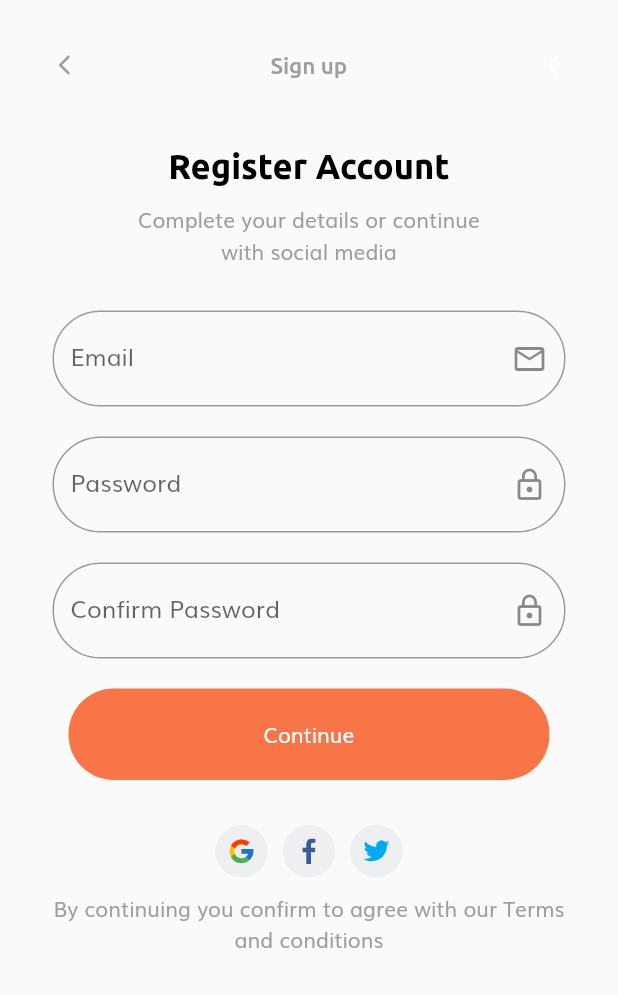
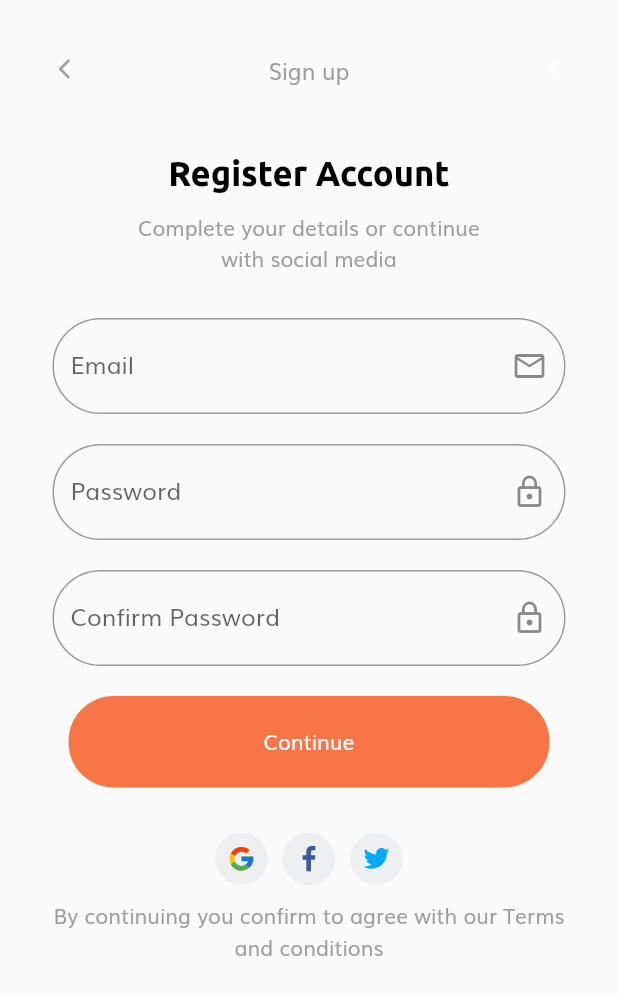
Before and after one commit to rabbaimehdi/flutter-bootcamp, a Flutter app: the SignupScreen screen opened directly, on a phone screen of 412 x 824 dp. Shown: the top 995 px of the screen. Run offline on Flutter 3.47's test engine with Material 2 defaults, Android fonts, the phone set to English and light mode, and no system bars; our stand-ins replace flutter_svg; project files that could hold a hidden picture were left out.

Commit message:
Remove ubuntu family from signup

```diff
--- a/lib/screens/auth/signup_screen.dart
+++ b/lib/screens/auth/signup_screen.dart
@@ -28,7 +28,7 @@ class SignupScreen extends StatelessWidget {
                       color: Colors.grey,
                       fontSize: 15,
                       fontWeight: FontWeight.w500,
-                      fontFamily: "Ubuntu",
+                      //     fontFamily: "Ubuntu",
                     ),
                   ),
                   Icon(
```
